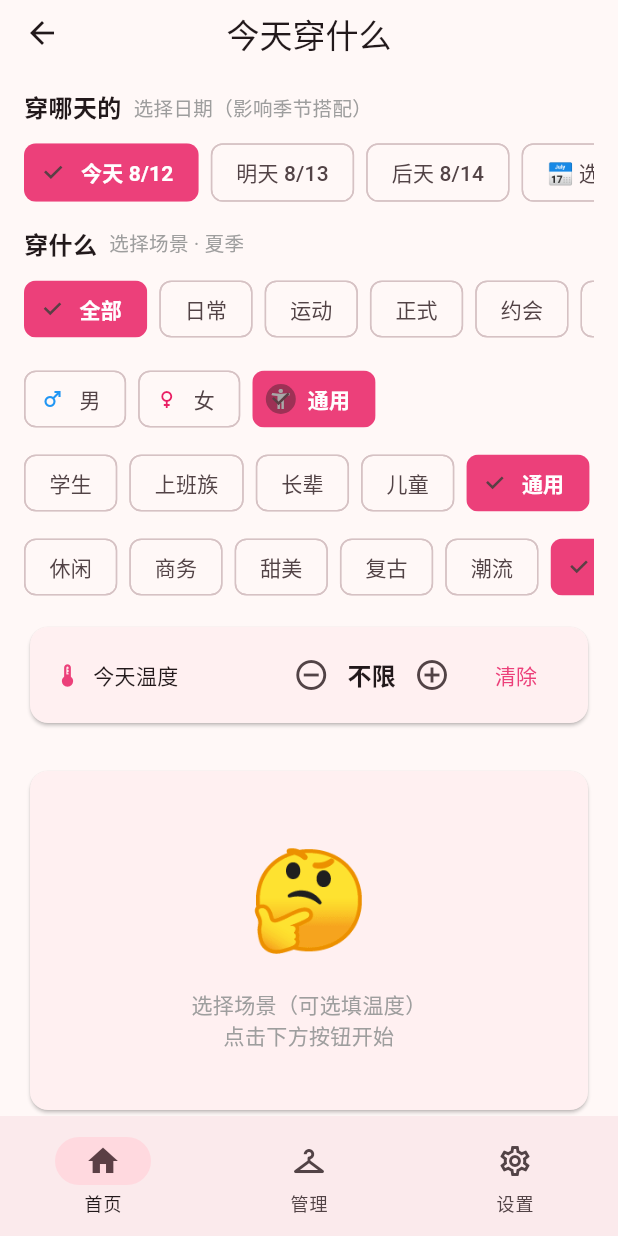
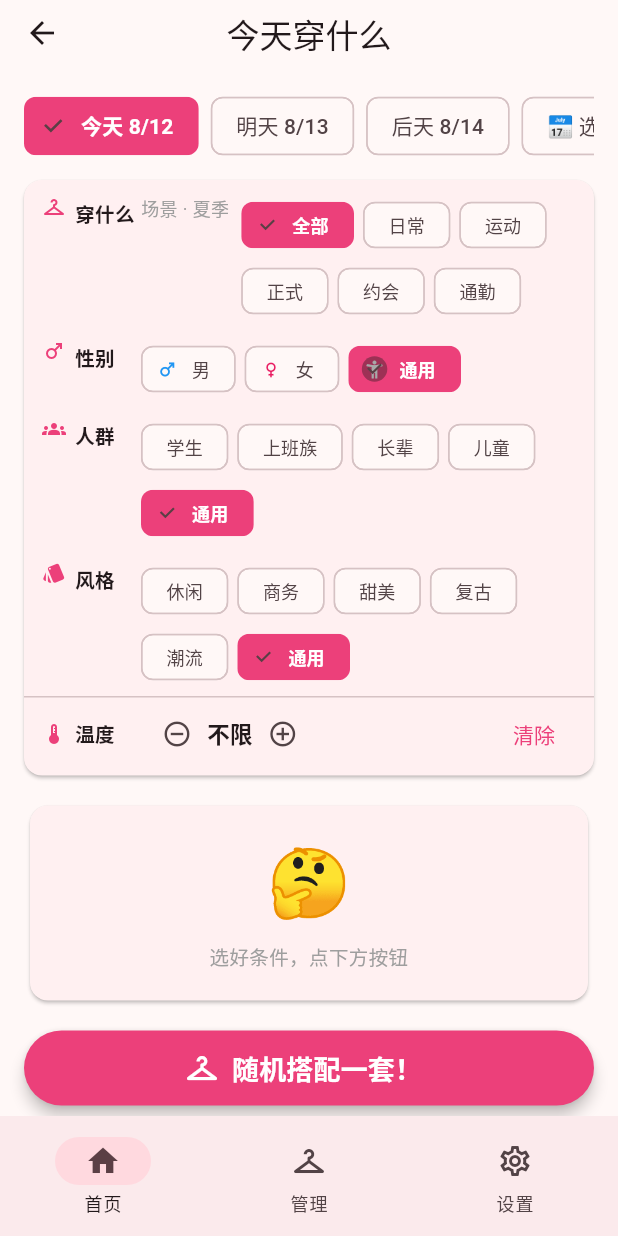
Before and after one commit to DianranQian/today-app, a Flutter app: the screen it shows after launch, after a tap on "今天穿什么", on a phone screen of 412 x 824 dp. Run offline on Flutter 3.47's test engine with Material 3 defaults, Android fonts, the phone set to English and light mode, and no system bars; our stand-ins replace file_picker, image_picker, location, share_plus, shared_preferences; missing offline and left inert: gbk_codec.

Commit message:
语言切换即时生效 + 设置页全翻译 + 穿什么布局压缩

```diff
--- a/lib/apps/wear/wear_home_page.dart
+++ b/lib/apps/wear/wear_home_page.dart
@@ -1,6 +1,7 @@
 import 'package:flutter/material.dart';
 import 'package:shared_preferences/shared_preferences.dart';
 import '../../core/image_helper.dart';
+import '../../core/language.dart';
 import '../../core/season.dart';
 import '../../core/theme.dart';
 import '../../core/plan_store.dart';
@@ -195,7 +196,7 @@ class _WearHomePageState extends State<WearHomePage> {
   Widget build(BuildContext context) {
     return Scaffold(
       appBar: AppBar(
-        title: const Text('今天穿什么'),
+        title: Text(t('今天穿什么', 'Outfits')),
         centerTitle: true,
         toolbarHeight: 44,
       ),
@@ -203,22 +204,11 @@ class _WearHomePageState extends State<WearHomePage> {
         padding: const EdgeInsets.all(16),
         children: [
           // 目标日期
-          _buildSectionTitle('穿哪天的', '选择日期（影响季节搭配）'),
-          const SizedBox(height: 8),
           TargetDateSelector(onChanged: () => setState(() {})),
           const SizedBox(height: 12),
-          _buildSectionTitle('穿什么', '选择场景 · ${targetSeason.label}季'),
-          const SizedBox(height: 8),
-          _buildSceneSelector(),
-          const SizedBox(height: 12),
-          _buildGenderSelector(),
-          const SizedBox(height: 8),
-          _buildGroupSelector(),
-          const SizedBox(height: 8),
-          _buildStyleSelector(),
-          const SizedBox(height: 12),
-          _buildTempSelector(),
-          const SizedBox(height: 24),
+          // 筛选条件（场景/性别/人群/风格/温度 合并一张卡片）
+          _buildFilterCard(),
+          const SizedBox(height: 16),
           _buildResultCard(),
           const SizedBox(height: 16),
 
@@ -234,14 +224,13 @@ class _WearHomePageState extends State<WearHomePage> {
             const SizedBox(height: 16),
           ],
 
-          const SizedBox(height: 4),
           SizedBox(
             width: double.infinity,
-            height: 52,
+            height: 50,
             child: ElevatedButton.icon(
               onPressed: _isPicking ? null : _pick,
               icon: const Icon(Icons.checkroom, size: 24),
-              label: Text(_isPicking ? '正在选...' : '随机搭配一套！',
+              label: Text(_isPicking ? t('正在选...', 'Rolling...') : t('随机搭配一套！', 'Mix it!'),
                   style: const TextStyle(fontSize: 18, fontWeight: FontWeight.w600)),
               style: ElevatedButton.styleFrom(
                 backgroundColor: Theme.of(context).colorScheme.primary,
@@ -249,7 +238,7 @@ class _WearHomePageState extends State<WearHomePage> {
                 foregroundColor: Colors.white,
                 disabledForegroundColor: Colors.white,
                 shape: RoundedRectangleBorder(
-                  borderRadius: BorderRadius.circular(26),
+                  borderRadius: BorderRadius.circular(25),
                 ),
                 elevation: 4,
               ),
@@ -260,32 +249,72 @@ class _WearHomePageState extends State<WearHomePage> {
     );
   }
 
-  Widget _buildSectionTitle(String title, String subtitle) {
-    return Row(
+  /// 筛选卡片：场景/性别/人群/风格/温度 合并显示，紧凑布局
+  Widget _buildFilterCard() {
+    return Card(
+      margin: EdgeInsets.zero,
+      child: Padding(
+        padding: const EdgeInsets.symmetric(vertical: 4),
+        child: Column(
           children: [
-        Text(title,
-            style: const TextStyle(fontSize: 16, fontWeight: FontWeight.w600)),
-        const SizedBox(width: 8),
-        Text(subtitle,
-            style: TextStyle(fontSize: 13, color: Colors.grey[500])),
+            _buildFilterRow(
+              Icons.checkroom,
+              t('穿什么', 'Outfit'),
+              Text('${t('场景', 'Scene')} · ${targetSeason.label}季',
+                  style: TextStyle(fontSize: 12, color: Colors.grey[500])),
+              _buildSceneChips(),
+            ),
+            _buildFilterRow(Icons.male, t('性别', 'Gender'), null, _buildGenderChips()),
+            _buildFilterRow(Icons.groups, t('人群', 'Group'), null, _buildGroupChips()),
+            _buildFilterRow(Icons.style, t('风格', 'Style'), null, _buildStyleChips()),
+            const Divider(height: 1),
+            _buildTempRow(),
           ],
+        ),
+      ),
     );
   }
 
-  Widget _buildSceneSelector() {
+  /// 筛选行：图标 + 标题 + 右侧 Wrap chips
+  Widget _buildFilterRow(IconData icon, String title, Widget? trailing, Widget chips) {
+    return Padding(
+      padding: const EdgeInsets.symmetric(horizontal: 12, vertical: 6),
+      child: Row(
+        crossAxisAlignment: CrossAxisAlignment.start,
+        children: [
+          Icon(icon, size: 16, color: Theme.of(context).colorScheme.primary),
+          const SizedBox(width: 6),
+          SizedBox(
+            width: 44,
+            child: Padding(
+              padding: const EdgeInsets.only(top: 3),
+              child: Text(title,
+                  style: const TextStyle(fontSize: 13, fontWeight: FontWeight.w600)),
+            ),
+          ),
+          if (trailing != null) ...[
+            trailing,
+            const SizedBox(width: 8),
+          ],
+          Expanded(child: chips),
+        ],
+      ),
+    );
+  }
+
+  Widget _buildSceneChips() {
     const scenes = [
       WearScene.all, WearScene.daily, WearScene.sport, WearScene.formal,
       WearScene.date, WearScene.commute,
     ];
-    return SingleChildScrollView(
-      scrollDirection: Axis.horizontal,
-      child: Row(
+    return Wrap(
+      spacing: 6,
+      runSpacing: 4,
       children: scenes.map((s) {
         final isSelected = _selectedScene == s;
-          return Padding(
-            padding: const EdgeInsets.only(right: 8),
-            child: ChoiceChip(
-              label: Text(s.label),
+        return ChoiceChip(
+          label: Text(s.label, style: const TextStyle(fontSize: 12)),
+          visualDensity: VisualDensity.compact,
           selected: isSelected,
           onSelected: _isPicking
               ? null
@@ -298,30 +327,26 @@ class _WearHomePageState extends State<WearHomePage> {
             color: isSelected ? Colors.white : null,
             fontWeight: isSelected ? FontWeight.w600 : null,
           ),
-            ),
         );
       }).toList(),
-      ),
     );
   }
 
   /// 性别选择（记忆偏好）
-  Widget _buildGenderSelector() {
-    return SingleChildScrollView(
-      scrollDirection: Axis.horizontal,
-      child: Row(
+  Widget _buildGenderChips() {
+    return Wrap(
+      spacing: 6,
+      runSpacing: 4,
       children: WearGender.values.map((g) {
         final isSelected = _selectedGender == g;
-          return Padding(
-            padding: const EdgeInsets.only(right: 8),
-            child: ChoiceChip(
+        return ChoiceChip(
           avatar: Icon(
             switch (g) {
               WearGender.male => Icons.male,
               WearGender.female => Icons.female,
               WearGender.unisex => Icons.accessibility_new,
             },
-                size: 16,
+            size: 14,
             // 未选中按性别配色（男蓝/女粉/通用灰），不再用主题色
             color: isSelected
                 ? Colors.white
@@ -331,7 +356,8 @@ class _WearHomePageState extends State<WearHomePage> {
                     WearGender.unisex => Colors.grey,
                   },
           ),
-              label: Text(g.label),
+          label: Text(g.label, style: const TextStyle(fontSize: 12)),
+          visualDensity: VisualDensity.compact,
           selected: isSelected,
           onSelected: _isPicking
               ? null
@@ -345,24 +371,21 @@ class _WearHomePageState extends State<WearHomePage> {
             color: isSelected ? Colors.white : null,
             fontWeight: isSelected ? FontWeight.w600 : null,
           ),
-            ),
         );
       }).toList(),
-      ),
     );
   }
 
   /// 人群选择（记忆偏好）
-  Widget _buildGroupSelector() {
-    return SingleChildScrollView(
-      scrollDirection: Axis.horizontal,
-      child: Row(
+  Widget _buildGroupChips() {
+    return Wrap(
+      spacing: 6,
+      runSpacing: 4,
       children: WearGroup.values.map((g) {
         final isSelected = _selectedGroup == g;
-          return Padding(
-            padding: const EdgeInsets.only(right: 8),
-            child: ChoiceChip(
-              label: Text(g.label),
+        return ChoiceChip(
+          label: Text(g.label, style: const TextStyle(fontSize: 12)),
+          visualDensity: VisualDensity.compact,
           selected: isSelected,
           onSelected: _isPicking
               ? null
@@ -376,24 +399,21 @@ class _WearHomePageState extends State<WearHomePage> {
             color: isSelected ? Colors.white : null,
             fontWeight: isSelected ? FontWeight.w600 : null,
           ),
-            ),
         );
       }).toList(),
-      ),
     );
   }
 
   /// 风格选择
-  Widget _buildStyleSelector() {
-    return SingleChildScrollView(
-      scrollDirection: Axis.horizontal,
-      child: Row(
+  Widget _buildStyleChips() {
+    return Wrap(
+      spacing: 6,
+      runSpacing: 4,
       children: WearStyle.values.map((s) {
         final isSelected = _selectedStyle == s;
-          return Padding(
-            padding: const EdgeInsets.only(right: 8),
-            child: ChoiceChip(
-              label: Text(s.label),
+        return ChoiceChip(
+          label: Text(s.label, style: const TextStyle(fontSize: 12)),
+          visualDensity: VisualDensity.compact,
           selected: isSelected,
           onSelected: _isPicking
               ? null
@@ -406,26 +426,28 @@ class _WearHomePageState extends State<WearHomePage> {
             color: isSelected ? Colors.white : null,
             fontWeight: isSelected ? FontWeight.w600 : null,
           ),
-            ),
         );
       }).toList(),
-      ),
     );
   }
 
   /// 温度选择：可选，填了按区间过滤
-  Widget _buildTempSelector() {
-    return Card(
-      child: Padding(
-        padding: const EdgeInsets.symmetric(horizontal: 16, vertical: 8),
+  Widget _buildTempRow() {
+    return Padding(
+      padding: const EdgeInsets.symmetric(horizontal: 12, vertical: 4),
       child: Row(
         children: [
-            Icon(Icons.thermostat, size: 18, color: Theme.of(context).colorScheme.primary),
-            const SizedBox(width: 8),
-            const Text('今天温度', style: TextStyle(fontSize: 14)),
-            const Spacer(),
+          Icon(Icons.thermostat, size: 16, color: Theme.of(context).colorScheme.primary),
+          const SizedBox(width: 6),
+          SizedBox(
+            width: 44,
+            child: Text(t('温度', 'Temp'),
+                style: const TextStyle(fontSize: 13, fontWeight: FontWeight.w600)),
+          ),
+          const SizedBox(width: 4),
           IconButton(
-              icon: const Icon(Icons.remove_circle_outline),
+            visualDensity: VisualDensity.compact,
+            icon: const Icon(Icons.remove_circle_outline, size: 20),
             onPressed: _isPicking
                 ? null
                 : () => setState(() {
@@ -438,11 +460,12 @@ class _WearHomePageState extends State<WearHomePage> {
                     }),
           ),
           Text(
-              _temperature == null ? '不限' : '$_temperature°C',
-              style: const TextStyle(fontSize: 16, fontWeight: FontWeight.w600),
+            _temperature == null ? t('不限', 'Any') : '$_temperature°C',
+            style: const TextStyle(fontSize: 15, fontWeight: FontWeight.w600),
           ),
           IconButton(
-              icon: const Icon(Icons.add_circle_outline),
+            visualDensity: VisualDensity.compact,
+            icon: const Icon(Icons.add_circle_outline, size: 20),
             onPressed: _isPicking
                 ? null
                 : () => setState(() {
@@ -454,17 +477,18 @@ class _WearHomePageState extends State<WearHomePage> {
                       _picked = null;
                     }),
           ),
+          const Spacer(),
           TextButton(
+            style: TextButton.styleFrom(visualDensity: VisualDensity.compact),
             onPressed: _isPicking
                 ? null
                 : () => setState(() {
                       _temperature = null;
                       _picked = null;
                     }),
-              child: const Text('清除'),
+            child: Text(t('清除', 'Clear')),
           ),
         ],
-        ),
       ),
     );
   }
@@ -476,14 +500,14 @@ class _WearHomePageState extends State<WearHomePage> {
     if (_picked == null) {
       return Card(
         child: Container(
-          padding: const EdgeInsets.all(40),
+          padding: const EdgeInsets.symmetric(vertical: 20),
           child: Column(
             children: [
-              const Text('🤔', style: TextStyle(fontSize: 64)),
-              const SizedBox(height: 12),
-              Text('选择场景（可选填温度）\n点击下方按钮开始',
+              const Text('🤔', style: TextStyle(fontSize: 44)),
+              const SizedBox(height: 8),
+              Text(t('选好条件，点下方按钮', 'Pick your filters, tap below'),
                   textAlign: TextAlign.center,
-                  style: TextStyle(color: Colors.grey[500], fontSize: 14, height: 1.5)),
+                  style: TextStyle(color: Colors.grey[500], fontSize: 13)),
             ],
           ),
         ),
@@ -550,7 +574,7 @@ class _WearHomePageState extends State<WearHomePage> {
                   emoji: _picked!.emoji,
                 ),
                 icon: const Icon(Icons.event_note, size: 18),
-                label: const Text('加入计划'),
+                label: Text(t('加入计划', 'Add to Plan')),
                 style: OutlinedButton.styleFrom(
                   foregroundColor: Theme.of(context).colorScheme.primary,
                   side: BorderSide(
--- a/lib/core/app_settings.dart
+++ b/lib/core/app_settings.dart
@@ -61,6 +61,16 @@ extension AppIdExt on AppId {
     }
   }
 
+  String get labelEn {
+    switch (this) {
+      case AppId.eat: return 'Food';
+      case AppId.go: return 'Places';
+      case AppId.wear: return 'Outfits';
+      case AppId.contact: return 'Contacts';
+      case AppId.todo: return 'Tasks';
+    }
+  }
+
   String get emoji {
     switch (this) {
       case AppId.eat: return '🍜';
--- a/lib/core/language.dart
+++ b/lib/core/language.dart
@@ -1,18 +1,21 @@
+import 'package:flutter/foundation.dart';
 import 'package:shared_preferences/shared_preferences.dart';
 
-/// 当前语言（zh / en）
-String currentLang = 'zh';
+/// 当前语言（zh / en），变化时通过 ValueNotifier 通知界面重建
+final ValueNotifier<String> langNotifier = ValueNotifier<String>('zh');
+
+String get currentLang => langNotifier.value;
 
 Future<void> loadLanguage() async {
   final prefs = await SharedPreferences.getInstance();
-  currentLang = prefs.getString('app_language') ?? 'zh';
+  langNotifier.value = prefs.getString('app_language') ?? 'zh';
 }
 
 Future<void> setLanguage(String lang) async {
-  currentLang = lang;
+  langNotifier.value = lang;
   final prefs = await SharedPreferences.getInstance();
   await prefs.setString('app_language', lang);
 }
 
 /// 双语取词：t('中文', 'English')
-String t(String zh, String en) => currentLang == 'zh' ? zh : en;
+String t(String zh, String en) => langNotifier.value == 'zh' ? zh : en;
--- a/lib/main.dart
+++ b/lib/main.dart
@@ -29,11 +29,17 @@ class TodayApp extends StatelessWidget {
 
   @override
   Widget build(BuildContext context) {
-    return MaterialApp(
-      title: 'What to Do',
-      debugShowCheckedModeBanner: false,
-      theme: buildAppTheme(seed: AppSeeds.eat),
-      home: const MainShell(),
+    // 监听语言变化，切换后立即重建整个 App
+    return ValueListenableBuilder<String>(
+      valueListenable: langNotifier,
+      builder: (context, lang, _) {
+        return MaterialApp(
+          title: 'What to Do',
+          debugShowCheckedModeBanner: false,
+          theme: buildAppTheme(seed: AppSeeds.eat),
+          home: const MainShell(),
+        );
+      },
     );
   }
 }
@@ -84,12 +90,12 @@ class HomeEntryPage extends StatelessWidget {
   Widget build(BuildContext context) {
     return Scaffold(
       appBar: AppBar(
-        title: const Text('今天做什么'),
+        title: Text(t('今天做什么', 'What to Do')),
         centerTitle: true,
         toolbarHeight: 44,
         actions: [
           IconButton(
-            tooltip: '通用设置',
+            tooltip: t('通用设置', 'Settings'),
             icon: const Icon(Icons.settings_outlined),
             onPressed: () =>
                 Navigator.of(context).push(MaterialPageRoute(
--- a/lib/pages/settings_page.dart
+++ b/lib/pages/settings_page.dart
@@ -42,7 +42,7 @@ class _SettingsPageState extends State<SettingsPage> {
     final selected = await showDialog<String>(
       context: context,
       builder: (ctx) => AlertDialog(
-        title: Text('${app.emoji} ${app.label} · 主题色'),
+        title: Text('${app.emoji} ${t(app.label, app.labelEn)} · ${t('主题色', 'Theme Color')}'),
         content: Wrap(
           spacing: 12,
           runSpacing: 12,
@@ -74,7 +74,7 @@ class _SettingsPageState extends State<SettingsPage> {
         ),
         actions: [
           TextButton(
-              onPressed: () => Navigator.pop(ctx), child: const Text('取消')),
+              onPressed: () => Navigator.pop(ctx), child: Text(t('取消', 'Cancel'))),
         ],
       ),
     );
@@ -113,20 +113,22 @@ class _SettingsPageState extends State<SettingsPage> {
       final action = await showDialog<String>(
         context: context,
         builder: (ctx) => AlertDialog(
-          title: const Text('导出完成'),
+          title: Text(t('导出完成', 'Export Complete')),
           content: Text(withImages
-              ? '备份已生成（数据 + 照片）。可以分享保存，或存入下载目录。'
-              : 'JSON 数据已生成（不含照片）。可以分享保存，或存入下载目录。'),
+              ? t('备份已生成（数据 + 照片）。可以分享保存，或存入下载目录。',
+                  'Backup created (data + photos). Share it or save to Downloads.')
+              : t('JSON 数据已生成（不含照片）。可以分享保存，或存入下载目录。',
+                  'JSON data created (no photos). Share it or save to Downloads.')),
           actions: [
             TextButton(
                 onPressed: () => Navigator.pop(ctx, 'share'),
-                child: const Text('分享')),
+                child: Text(t('分享', 'Share'))),
             TextButton(
                 onPressed: () => Navigator.pop(ctx, 'download'),
-                child: const Text('存入下载')),
+                child: Text(t('存入下载', 'Save to Downloads'))),
             TextButton(
                 onPressed: () => Navigator.pop(ctx),
-                child: const Text('关闭')),
+                child: Text(t('关闭', 'Close'))),
           ],
         ),
       );
@@ -141,15 +143,16 @@ class _SettingsPageState extends State<SettingsPage> {
         if (downloads != null) {
           final dest = '${downloads.path}${file.uri.pathSegments.last}';
           file.copySync(dest);
-          _toast('已存入下载目录');
+          _toast(t('已存入下载目录', 'Saved to Downloads folder'));
         } else {
-          _toast('无法访问下载目录，已保留在应用目录');
+          _toast(t('无法访问下载目录，已保留在应用目录',
+              'Cannot access Downloads, kept in app folder'));
         }
       }
     } catch (e) {
       if (!mounted) return;
       setState(() => _busy = false);
-      _toast('导出失败：$e');
+      _toast('${t('导出失败', 'Export failed')}: $e');
     }
   }
 
@@ -166,11 +169,12 @@ class _SettingsPageState extends State<SettingsPage> {
       final restored = await BackupService.importBackup(path);
       if (!mounted) return;
       setState(() => _busy = false);
-      _toast('导入成功（$restored 项），重启应用后生效');
+      _toast(t('导入成功（$restored 项），重启应用后生效',
+          'Imported $restored items, restart to apply'));
     } catch (e) {
       if (!mounted) return;
       setState(() => _busy = false);
-      _toast('导入失败：$e');
+      _toast('${t('导入失败', 'Import failed')}: $e');
     }
   }
 
@@ -184,7 +188,7 @@ class _SettingsPageState extends State<SettingsPage> {
   Widget build(BuildContext context) {
     return Scaffold(
       appBar: AppBar(
-        title: const Text('通用设置'),
+        title: Text(t('通用设置', 'Settings')),
         centerTitle: true,
         toolbarHeight: 44,
       ),
@@ -194,15 +198,15 @@ class _SettingsPageState extends State<SettingsPage> {
           Card(
             child: Column(
               children: [
-                const ListTile(
-                  leading: Icon(Icons.palette, color: Colors.orange),
-                  title: Text('主题色'),
-                  subtitle: Text('为每个子应用选择喜欢的颜色'),
+                ListTile(
+                  leading: const Icon(Icons.palette, color: Colors.orange),
+                  title: Text(t('主题色', 'Theme Color')),
+                  subtitle: Text(t('为每个子应用选择喜欢的颜色', 'Pick a color for each sub-app')),
                 ),
                 for (final app in AppId.values)
                   ListTile(
                     leading: Text(app.emoji, style: const TextStyle(fontSize: 22)),
-                    title: Text(app.label),
+                    title: Text(t(app.label, app.labelEn)),
                     trailing: Row(
                       mainAxisSize: MainAxisSize.min,
                       children: [
```
Lines whose indentation alone changed are shown as unchanged.
